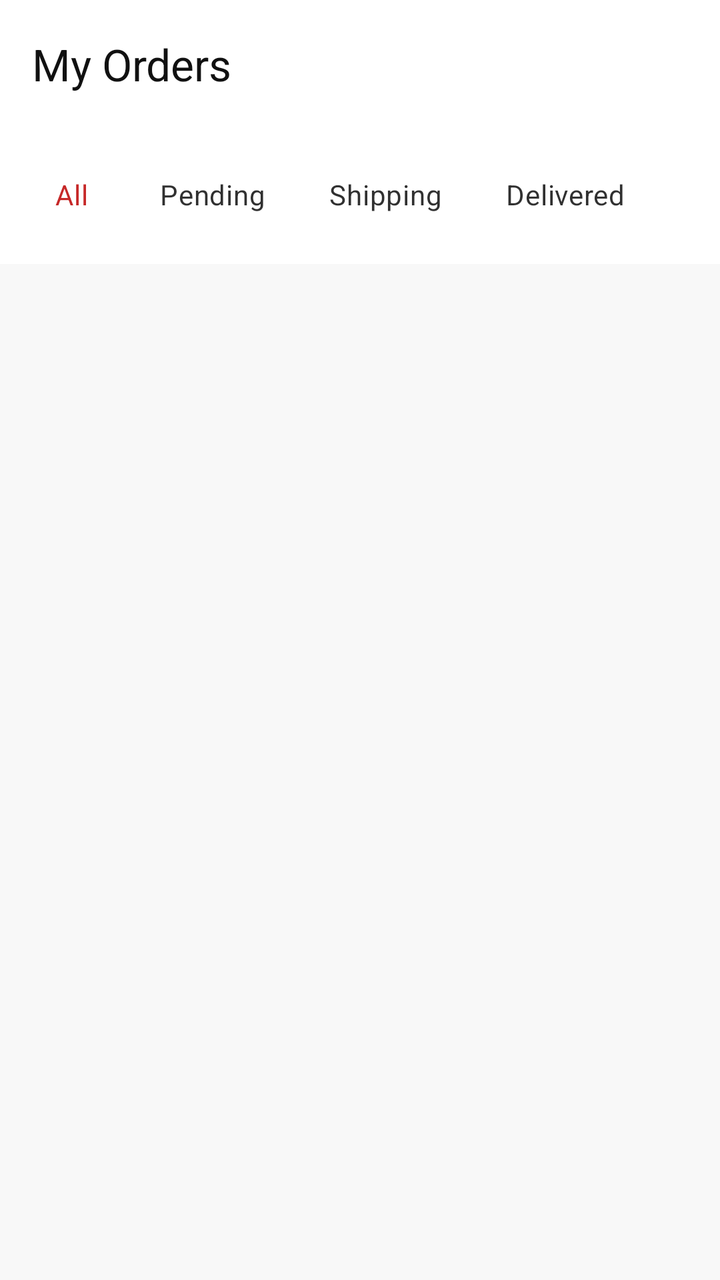
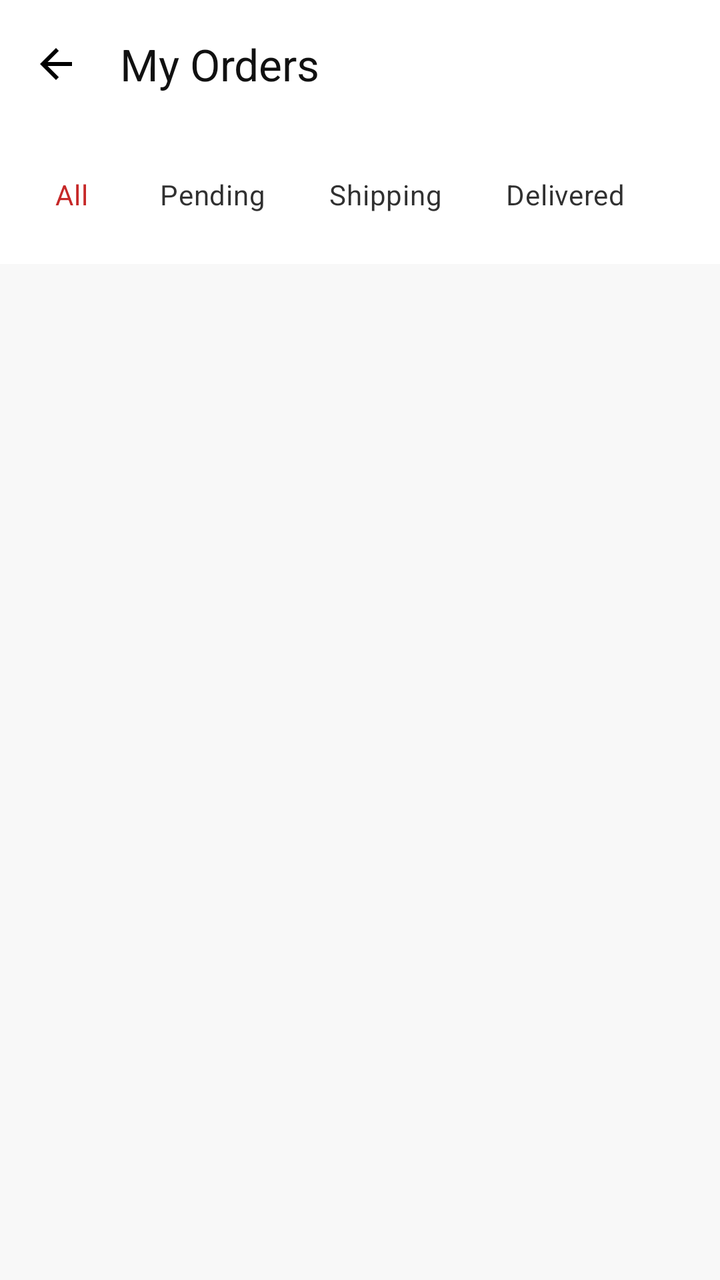

An Android layout rendered at two revisions. The XML below is the earlier revision; the diff shows what the commit changed to produce the second picture.
<!-- AndroidManifest.xml: application theme Theme.TirTirMCommerce -->
<!-- res/layout/fragment_order_history.xml -->
<?xml version="1.0" encoding="utf-8"?>
<LinearLayout xmlns:android="http://schemas.android.com/apk/res/android"
    xmlns:app="http://schemas.android.com/apk/res-auto"
    android:layout_width="match_parent"
    android:layout_height="match_parent"
    android:orientation="vertical"
    android:background="@color/tirtir_off_white">

    <com.google.android.material.appbar.AppBarLayout
        android:layout_width="match_parent"
        android:layout_height="wrap_content"
        android:background="@android:color/white"
        app:elevation="2dp">

        <androidx.appcompat.widget.Toolbar
            android:id="@+id/toolbarOrderHistory"
            android:layout_width="match_parent"
            android:layout_height="?attr/actionBarSize"
            app:title="@string/profile_my_orders"
            app:titleTextColor="@color/tirtir_black" />
    </com.google.android.material.appbar.AppBarLayout>

    
    <HorizontalScrollView
        android:layout_width="match_parent"
        android:layout_height="wrap_content"
        android:paddingHorizontal="12dp"
        android:paddingVertical="10dp"
        android:background="@android:color/white"
        android:scrollbars="none">

        <com.google.android.material.chip.ChipGroup
            android:id="@+id/chipGroupOrderStatus"
            android:layout_width="wrap_content"
            android:layout_height="wrap_content"
            app:singleSelection="true"
            app:selectionRequired="true">

            <com.google.android.material.chip.Chip
                android:id="@+id/chipAll"
                android:layout_width="wrap_content"
                android:layout_height="wrap_content"
                android:text="All"
                app:chipBackgroundColor="@null"
                style="@style/Widget.MaterialComponents.Chip.Choice"
                android:checked="true" />

            <com.google.android.material.chip.Chip
                android:id="@+id/chipPending"
                android:layout_width="wrap_content"
                android:layout_height="wrap_content"
                android:text="Pending"
                app:chipBackgroundColor="@null"
                style="@style/Widget.MaterialComponents.Chip.Choice" />

            <com.google.android.material.chip.Chip
                android:id="@+id/chipShipping"
                android:layout_width="wrap_content"
                android:layout_height="wrap_content"
                android:text="Shipping"
                app:chipBackgroundColor="@null"
                style="@style/Widget.MaterialComponents.Chip.Choice" />

            <com.google.android.material.chip.Chip
                android:id="@+id/chipDelivered"
                android:layout_width="wrap_content"
                android:layout_height="wrap_content"
                android:text="Delivered"
                app:chipBackgroundColor="@null"
                style="@style/Widget.MaterialComponents.Chip.Choice" />

        </com.google.android.material.chip.ChipGroup>
    </HorizontalScrollView>

    
    <ProgressBar
        android:id="@+id/progressOrders"
        android:layout_width="wrap_content"
        android:layout_height="wrap_content"
        android:layout_gravity="center"
        android:indeterminateTint="@color/tirtir_red_primary"
        android:visibility="gone" />

    
    <androidx.recyclerview.widget.RecyclerView
        android:id="@+id/rvOrderHistory"
        android:layout_width="match_parent"
        android:layout_height="0dp"
        android:layout_weight="1"
        android:padding="12dp"
        android:clipToPadding="false"
        android:visibility="gone" />

    
    <LinearLayout
        android:id="@+id/layoutEmptyOrders"
        android:layout_width="match_parent"
        android:layout_height="0dp"
        android:layout_weight="1"
        android:orientation="vertical"
        android:gravity="center"
        android:visibility="gone">

        <ImageView
            android:layout_width="72dp"
            android:layout_height="72dp"
            android:src="@android:drawable/ic_menu_recent_history"
            app:tint="@color/tirtir_silver_gray" />

        <TextView
            android:layout_width="wrap_content"
            android:layout_height="wrap_content"
            android:layout_marginTop="16dp"
            android:text="No orders yet"
            android:textSize="16sp"
            android:textStyle="bold"
            android:textColor="@color/tirtir_black" />

        <TextView
            android:id="@+id/tvEmptyOrdersMessage"
            android:layout_width="match_parent"
            android:layout_height="wrap_content"
            android:layout_marginTop="8dp"
            android:layout_marginHorizontal="32dp"
            android:text="Your orders will appear here."
            android:textSize="13sp"
            android:textColor="@color/tirtir_text_secondary"
            android:gravity="center" />

        <Button
            android:id="@+id/btnRetryOrders"
            android:layout_width="wrap_content"
            android:layout_height="wrap_content"
            android:layout_marginTop="16dp"
            android:text="@string/retry"
            android:visibility="gone" />
    </LinearLayout>

</LinearLayout>
<!-- resources referenced by this layout -->
<resources>
  <color name="tirtir_black">#111111</color>
  <color name="tirtir_off_white">#F8F8F8</color>
  <color name="tirtir_red_primary">#C62828</color>
  <color name="tirtir_silver_gray">#BDBDBD</color>
  <color name="tirtir_text_secondary">#777777</color>
  <string name="profile_my_orders">My Orders</string>
  <string name="retry">Retry</string>
  <style name="Theme.TirTirMCommerce" parent="Base.Theme.TirTirMCommerce" />
  <style name="Base.Theme.TirTirMCommerce" parent="Theme.Material3.DayNight.NoActionBar">
          
          <item name="colorPrimary">@color/tirtir_red_primary</item>
          <item name="colorPrimaryDark">@color/tirtir_red_dark</item>
          <item name="colorPrimaryContainer">@color/tirtir_red_surface</item>
  
          
          <item name="colorOnPrimary">@color/tirtir_white</item>
          <item name="colorOnPrimaryContainer">@color/tirtir_red_primary</item>
  
          
          <item name="colorSecondary">@color/tirtir_black</item>
          <item name="colorOnSecondary">@color/tirtir_white</item>
  
          
          <item name="colorSurface">@color/tirtir_white</item>
          <item name="colorOnSurface">@color/tirtir_black</item>
          <item name="colorSurfaceVariant">@color/tirtir_off_white</item>
  
          
          <item name="android:windowBackground">@color/tirtir_off_white</item>
          <item name="android:statusBarColor">@color/tirtir_white</item>
          <item name="android:windowLightStatusBar">true</item>
  
          
          <item name="colorError">@color/tirtir_error</item>
      </style>
  <color name="tirtir_red_dark">#8E0000</color>
  <color name="tirtir_red_surface">#FFEBEE</color>
  <color name="tirtir_white">#FFFFFF</color>
  <color name="tirtir_error">#D32F2F</color>
</resources>

<!-- the commit's change to res/layout/fragment_order_history.xml (unified diff, before → after) -->
@@ -16,6 +16,7 @@
             android:id="@+id/toolbarOrderHistory"
             android:layout_width="match_parent"
             android:layout_height="?attr/actionBarSize"
+            app:navigationIcon="@drawable/ic_arrow_back"
             app:title="@string/profile_my_orders"
             app:titleTextColor="@color/tirtir_black" />
     </com.google.android.material.appbar.AppBarLayout>
<!-- resource entries referenced after the edit -->
@@ -5,6 +5,17 @@
   <color name="tirtir_red_primary">#C62828</color>
   <color name="tirtir_silver_gray">#BDBDBD</color>
   <color name="tirtir_text_secondary">#777777</color>
+  <!-- drawable ic_arrow_back (drawable) -->
+  <vector xmlns:android="http://schemas.android.com/apk/res/android"
+      android:width="24dp"
+      android:height="24dp"
+      android:viewportWidth="24"
+      android:viewportHeight="24"
+      android:tint="#000000">
+    <path
+        android:fillColor="@android:color/white"
+        android:pathData="M20,11H7.83l5.59,-5.59L12,4l-8,8 8,8 1.41,-1.41L7.83,13H20v-2z"/>
+  </vector>
   <string name="profile_my_orders">My Orders</string>
   <string name="retry">Retry</string>
   <style name="Theme.TirTirMCommerce" parent="Base.Theme.TirTirMCommerce" />
